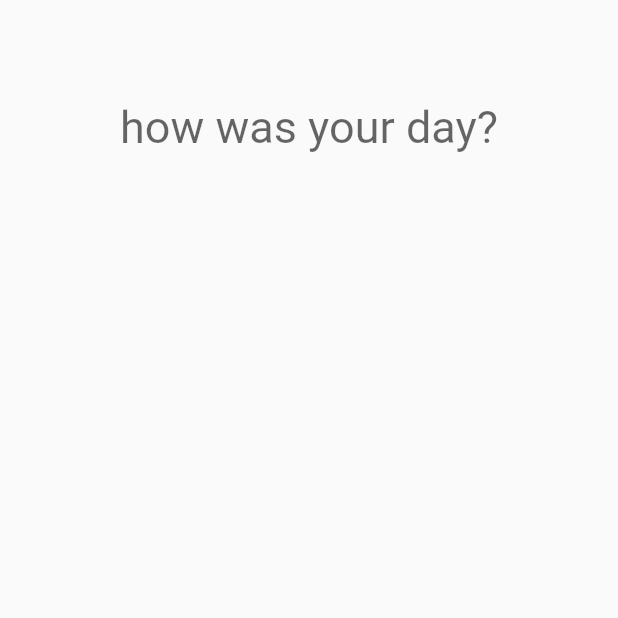
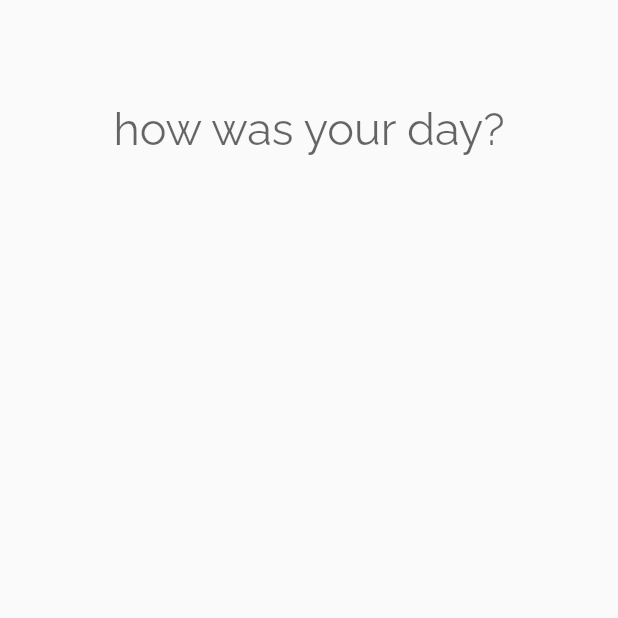
Before and after one commit to omartoutounji/hwyd, a Flutter app: the screen it shows after launch, on a phone screen of 412 x 824 dp, the top half of it. Run offline on Flutter 3.47's test engine with Material 2 defaults, Android fonts, the phone set to English and light mode, and no system bars.

Commit message:
changed app's default font family to Raleway

```diff
--- a/lib/hwyd.dart
+++ b/lib/hwyd.dart
@@ -7,10 +7,12 @@ class Hwyd extends StatelessWidget {
     return MaterialApp(
       theme: ThemeData(
         brightness: Brightness.light,
+        fontFamily: 'Raleway'
       ),
       darkTheme: ThemeData(
           brightness: Brightness.dark,
-          scaffoldBackgroundColor: Colors.black
+          scaffoldBackgroundColor: Colors.black,
+          fontFamily: 'Raleway'
       ),
       home: JournalPage(),
     );
```
Also changed, not shown: pubspec.yaml (+7 -58 lines), fonts/Raleway-ExtraLight.ttf (added).
